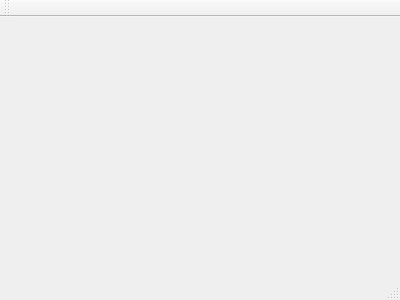
The window that LearningUI/mainwindow.ui (hiergaut/ReconCam) describes before a commit, drawn with Qt 5.
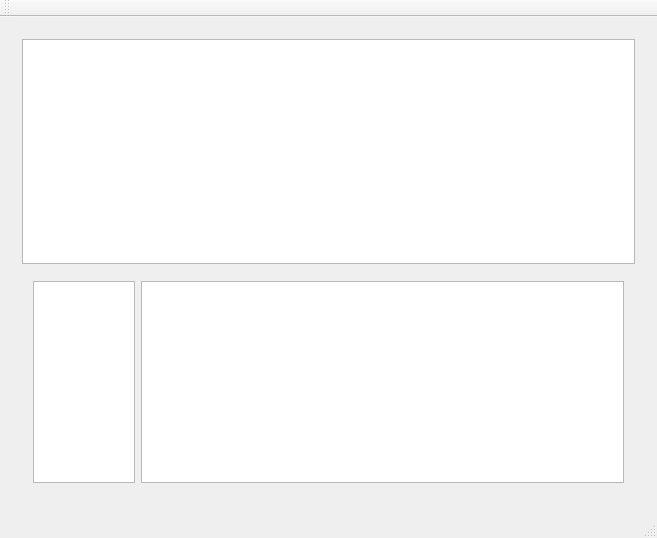
The same window after the commit.

The edit to the form file:
```diff
--- a/LearningUI/mainwindow.ui
+++ b/LearningUI/mainwindow.ui
@@ -1,24 +1,70 @@
 <ui version="4.0">
  <class>MainWindow</class>
- <widget class="QMainWindow" name="MainWindow" >
-  <property name="geometry" >
+ <widget class="QMainWindow" name="MainWindow">
+  <property name="geometry">
    <rect>
     <x>0</x>
     <y>0</y>
-    <width>400</width>
-    <height>300</height>
+    <width>657</width>
+    <height>538</height>
    </rect>
   </property>
   <property name="windowTitle" >
    <string>MainWindow</string>
   </property>
-  <widget class="QMenuBar" name="menuBar" />
-  <widget class="QToolBar" name="mainToolBar" />
-  <widget class="QWidget" name="centralWidget" />
-  <widget class="QStatusBar" name="statusBar" />
+  <widget class="QWidget" name="centralWidget">
+   <layout class="QHBoxLayout" name="horizontalLayout">
+    <item>
+     <widget class="QWidget" name="widget_2" native="true">
+      <layout class="QVBoxLayout" name="verticalLayout">
+       <item>
+        <widget class="QListView" name="listView_newEvent"/>
+       </item>
+       <item>
+        <widget class="QWidget" name="widget" native="true">
+         <layout class="QHBoxLayout" name="horizontalLayout_2">
+          <item>
+           <widget class="QListView" name="listView_known">
+            <property name="maximumSize">
+             <size>
+              <width>102</width>
+              <height>16777215</height>
+             </size>
+            </property>
+           </widget>
+          </item>
+          <item>
+           <widget class="QListView" name="listView_knownEvent"/>
+          </item>
+         </layout>
+        </widget>
+       </item>
+      </layout>
+     </widget>
+    </item>
+   </layout>
+  </widget>
+  <widget class="QMenuBar" name="menuBar">
+   <property name="geometry">
+    <rect>
+     <x>0</x>
+     <y>0</y>
+     <width>657</width>
+     <height>19</height>
+    </rect>
+   </property>
+  </widget>
+  <widget class="QToolBar" name="mainToolBar">
+   <attribute name="toolBarArea">
+    <enum>TopToolBarArea</enum>
+   </attribute>
+   <attribute name="toolBarBreak">
+    <bool>false</bool>
+   </attribute>
+  </widget>
+  <widget class="QStatusBar" name="statusBar"/>
  </widget>
- <layoutDefault spacing="6" margin="11" />
- <pixmapfunction></pixmapfunction>
+ <layoutdefault spacing="6" margin="11"/>
  <resources/>
  <connections/>
 </ui>
```
Left out of the diff: 3 changed lines with no effect on the pictures.
